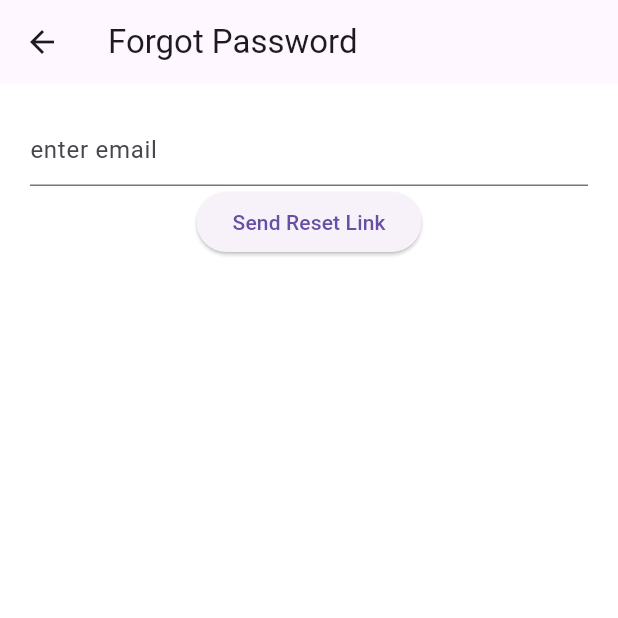
After one commit to rashimeena/supplify, a Flutter app: the screen it shows after launch, after a tap on "Fogot Password?", on a phone screen of 412 x 824 dp, the top half of it. The commit adds this screen. Run offline on Flutter 3.47's test engine with Material 3 defaults, Android fonts, the light colour scheme and no system bars; our stand-ins replace firebase_auth, firebase_core, get; accounts and stored records are empty; network calls fail.

```diff
--- /dev/null
+++ b/lib/forgot.dart
@@ -0,0 +1,43 @@
+import 'package:firebase_auth/firebase_auth.dart';
+import 'package:flutter/material.dart';
+
+class Forgot extends StatefulWidget {
+  const Forgot({super.key});
+
+  @override
+  State<Forgot> createState() => _ForgotState();
+}
+
+class _ForgotState extends State<Forgot> {
+
+
+  TextEditingController email = TextEditingController();
+
+
+  reset() async {
+    await FirebaseAuth.instance.sendPasswordResetEmail(
+      email: email.text
+    );
+  }
+
+
+  @override
+  Widget build(BuildContext context) {
+      return Scaffold(
+      appBar: AppBar(title: Text("Forgot Password"),),
+      body: Padding(
+        padding: const EdgeInsets.all(20.0),
+        child: Column(
+          children: [
+            TextField(
+              controller: email,
+              decoration: InputDecoration(hintText: 'enter email'),
+            ),
+
+            ElevatedButton(onPressed: (() => reset()), child: Text("Send Reset Link")),
+          ],
+        ),
+      ),
+    );
+  }
+}
--- a/lib/main.dart
+++ b/lib/main.dart
@@ -1,6 +1,7 @@
 import 'package:firebase_core/firebase_core.dart';
 import 'package:flutter/material.dart';
 import 'package:supplify/screens/wrapper.dart';
+import 'package:get/get.dart';
 
 Future<void> main() async {
   WidgetsFlutterBinding.ensureInitialized();
@@ -11,7 +12,7 @@
 class SupplifyApp extends StatelessWidget {
   @override
   Widget build(BuildContext context) {
-    return MaterialApp(
+    return GetMaterialApp(
       title: 'Supplify',
       theme: ThemeData(
         primarySwatch: Colors.blue,
--- a/lib/screens/login.dart
+++ b/lib/screens/login.dart
@@ -1,8 +1,8 @@
-
-
-
 import 'package:firebase_auth/firebase_auth.dart';
 import 'package:flutter/material.dart';
+import 'package:get/get.dart';
+import 'package:supplify/forgot.dart';
+import 'package:supplify/signup.dart';
 
 class Login extends StatefulWidget {
   const Login({super.key});
@@ -42,7 +42,12 @@
               decoration: InputDecoration(hintText: 'enter password'),
 
          ),
-         ElevatedButton(onPressed: (()=>signIn()), child: Text("Login"))
+         ElevatedButton(onPressed: (()=>signIn()), child: Text("Login")),
+         SizedBox(height: 30,),
+          // Make sure to import or define the Signup widget above this usage.
+          ElevatedButton(onPressed: (()=>Get.to(Signup())), child: Text("Register Now")),
+          SizedBox(height: 30,),
+           ElevatedButton(onPressed: (()=>Get.to(Forgot())), child: Text("Fogot Password?"))
          ],
          ),
        )
@@ -50,6 +55,18 @@
     );
   }
 }
+
+
+
+
+
+
+
+
+
+
+
+
 
 
 
@@ -82,4 +99,5 @@
 
 //     );
 //   }
+// } }
 // }
--- /dev/null
+++ b/lib/signup.dart
@@ -0,0 +1,46 @@
+import 'package:firebase_auth/firebase_auth.dart';
+import 'package:flutter/material.dart';
+import 'package:get/get.dart';
+import 'package:supplify/screens/wrapper.dart';
+
+class Signup extends StatefulWidget {
+  const Signup({super.key});
+
+  @override
+  State<Signup> createState() => _SignupState();
+}
+
+class _SignupState extends State<Signup> {
+  TextEditingController email = TextEditingController();
+  TextEditingController password = TextEditingController();
+
+  signup() async {
+    await FirebaseAuth.instance.createUserWithEmailAndPassword(
+      email: email.text,
+      password: password.text);
+    Get.offAll(Wrapper());
+  }
+
+  @override
+  Widget build(BuildContext context) {
+    return Scaffold(
+      appBar: AppBar(title: Text("Sign Up")),
+      body: Padding(
+        padding: const EdgeInsets.all(20.0),
+        child: Column(
+          children: [
+            TextField(
+              controller: email,
+              decoration: InputDecoration(hintText: 'enter email'),
+            ),
+            TextField(
+              controller: password,
+              decoration: InputDecoration(hintText: 'enter password'),
+            ),
+            ElevatedButton(onPressed: (() => signup()), child: Text("Sign up")),
+          ],
+        ),
+      ),
+    );
+  }
+}
--- a/pubspec.yaml
+++ b/pubspec.yaml
@@ -37,6 +37,7 @@
   firebase_core: ^3.13.0
   cloud_firestore: ^5.6.7
   firebase_auth: ^5.5.3
+  get: ^4.7.2
 
 dev_dependencies:
   flutter_test:
```
Also changed, not shown: pubspec.lock.
